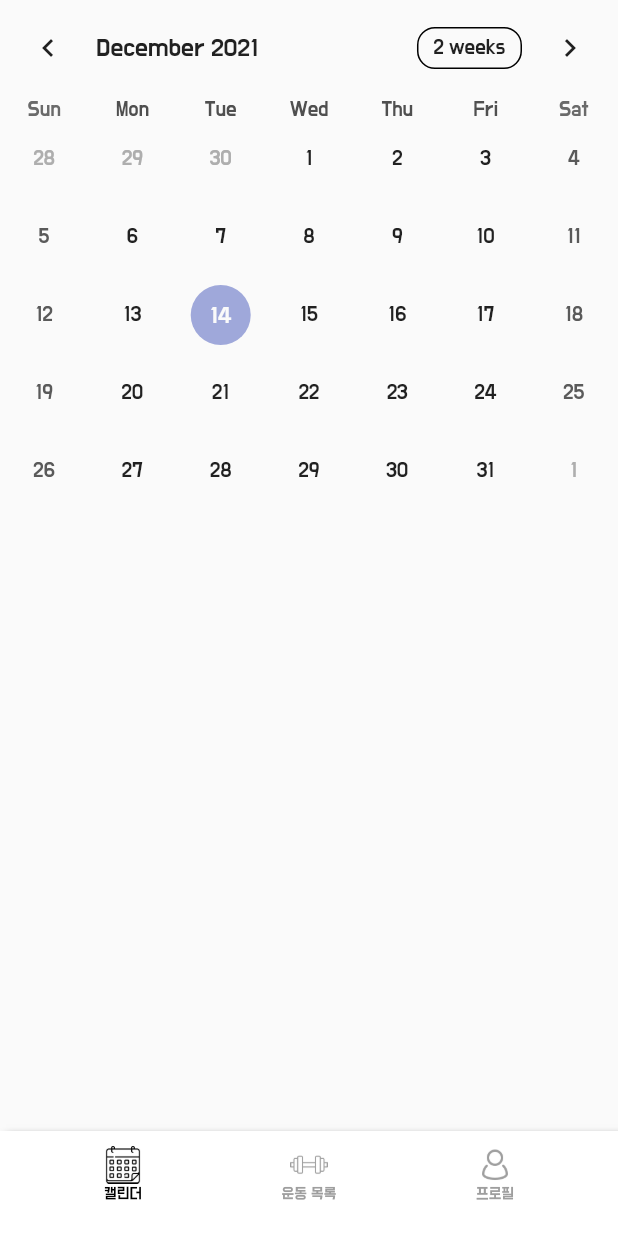
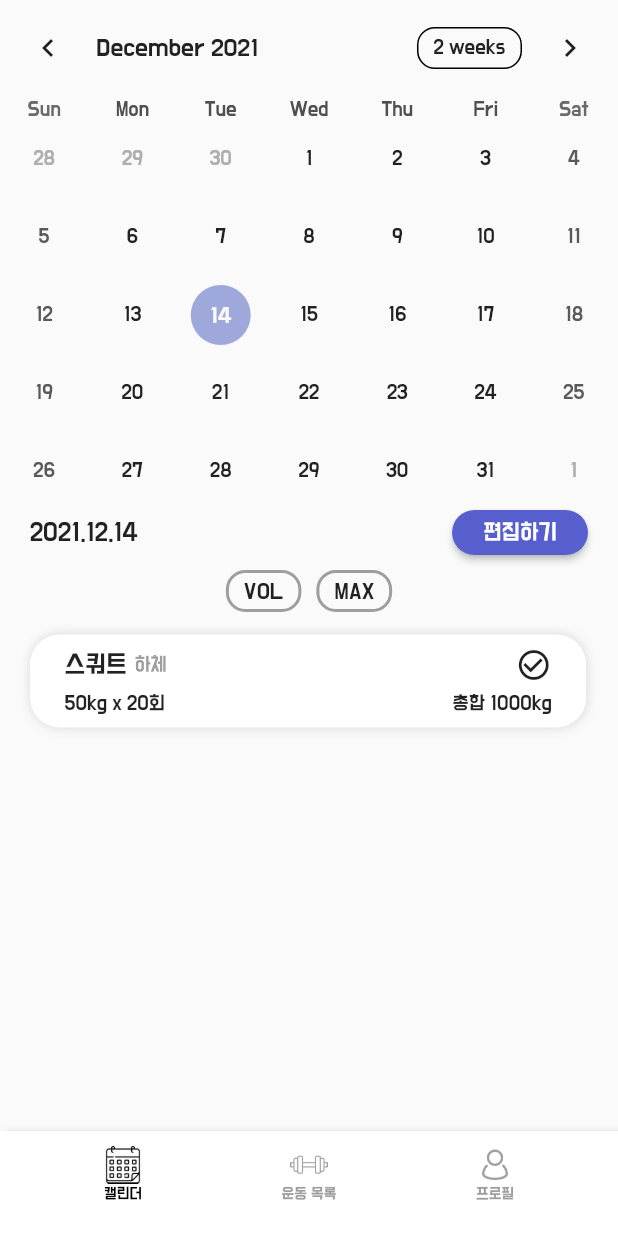
Before and after one commit to 812jay/stronger, a Flutter app: the screen it shows after launch, on a phone screen of 412 x 824 dp. Run offline on Flutter 3.47's test engine with Material 2 defaults, Android fonts, the phone set to English and light mode, and no system bars; drawn by our look-alikes of table_calendar.

Commit message:
workouts_calendar workout목록 임시구현

```diff
--- a/lib/views/workouts_calendar/workouts_calendar.dart
+++ b/lib/views/workouts_calendar/workouts_calendar.dart
@@ -1,5 +1,8 @@
 import 'package:flutter/material.dart';
+import 'package:stronger/utils/define.dart';
 import 'package:stronger/widgets/common/common_button.dart';
+import 'package:stronger/widgets/common/common_card.dart';
+import 'package:stronger/widgets/common/common_small_button.dart';
 import 'package:table_calendar/table_calendar.dart';
 
 class WorkoutsCalendar extends StatelessWidget {
@@ -18,11 +21,127 @@ class WorkoutsCalendar extends StatelessWidget {
     return Scaffold(
       body: SafeArea(
         child: Column(
+          crossAxisAlignment: CrossAxisAlignment.start,
           children: [
             TableCalendar(
               firstDay: DateTime(1980),
               lastDay: DateTime(2060),
               focusedDay: selectedDay,
+            ),
+            Padding(
+              padding: const EdgeInsets.symmetric(horizontal: 20.0),
+              child: Column(
+                crossAxisAlignment: CrossAxisAlignment.start,
+                children: [
+                  Row(
+                    mainAxisAlignment: MainAxisAlignment.spaceBetween,
+                    children: [
+                      const Text(
+                        '2021.12.14',
+                        style: TextStyle(fontSize: 18),
+                      ),
+                      // SizedBox(
+                      //   height: 30,
+                      //   child: ElevatedButton(
+                      //     onPressed: () {},
+                      //     style: ElevatedButton.styleFrom(
+                      //       primary: ColorsStronger.primaryBG,
+                      //       shape: RoundedRectangleBorder(
+                      //         borderRadius: BorderRadius.circular(20),
+                      //       ),
+                      //     ),
+                      //     child: const Text('편집하기'),
+                      //   ),
+                      // ),//편집하기 버튼
+                      CommonSmallButton(onTap: () {}, buttonText: '편집하기'),
+                    ],
+                  ),
+                  SizedBox(
+                    height: 10,
+                  ),
+                  Row(
+                    mainAxisAlignment: MainAxisAlignment.center,
+                    children: [
+                      Container(
+                        padding: EdgeInsets.symmetric(
+                          horizontal: 10.0,
+                          vertical: 2.0,
+                        ),
+                        decoration: BoxDecoration(
+                            border: Border.all(
+                              width: 2.0,
+                              color: ColorsStronger.lightGrey,
+                            ),
+                            borderRadius: BorderRadius.circular(13.0)),
+                        child: Text(
+                          'VOL',
+                          style: TextStyle(fontSize: 16.0),
+                        ),
+                      ),
+                      SizedBox(width: 10.0),
+                      Container(
+                        padding: EdgeInsets.symmetric(
+                          horizontal: 10.0,
+                          vertical: 2.0,
+                        ),
+                        decoration: BoxDecoration(
+                            border: Border.all(
+                              width: 2.0,
+                              color: ColorsStronger.lightGrey,
+                            ),
+                            borderRadius: BorderRadius.circular(13.0)),
+                        child: Text(
+                          'MAX',
+                          style: TextStyle(fontSize: 16.0),
+                        ),
+                      ),
+                    ],
+                  ), // Vol, Max
+                  SizedBox(
+                    height: 15,
+                  ),
+                  CommonCard(
+                    child: Padding(
+                      padding: const EdgeInsets.all(8.0),
+                      child: Column(
+                        children: [
+                          Row(
+                            mainAxisAlignment: MainAxisAlignment.spaceBetween,
+                            children: [
+                              Row(
+                                children: [
+                                  Text(
+                                    '스쿼트',
+                                    style: TextStyle(fontSize: 18),
+                                  ),
+                                  SizedBox(
+                                    width: 5,
+                                  ),
+                                  Text(
+                                    '하체',
+                                    style: TextStyle(
+                                      color: ColorsStronger.lightGrey,
+                                    ),
+                                  ),
+                                ],
+                              ),
+                              Icon(Icons.check_circle_outline),
+                            ],
+                          ),
+                          SizedBox(
+                            height: 5,
+                          ),
+                          Row(
+                            mainAxisAlignment: MainAxisAlignment.spaceBetween,
+                            children: [Text('50kg x 20회'), Text('총합 1000kg')],
+                          ),
+                        ],
+                      ),
+                    ),
+                    height: 62,
+                  ),
+                ],
+              ),
             ),
           ],
         ),
--- a/lib/widgets/common/common_card.dart
+++ b/lib/widgets/common/common_card.dart
@@ -5,18 +5,20 @@ class CommonCard extends StatelessWidget {
   const CommonCard({
     required this.child,
     this.cardColor = Colors.white,
+    this.height = 50,
     Key? key,
   }) : super(key: key);
 
   final Widget child;
   final Color cardColor;
+  final double height;
 
   @override
   Widget build(BuildContext context) {
     final double width = MediaQuery.of(context).size.width;
     return Container(
       width: width * 0.9,
-      height: 50,
+      height: height,
       padding: const EdgeInsets.symmetric(horizontal: 15),
       decoration: BoxDecoration(
         color: Colors.white,
--- /dev/null
+++ b/lib/widgets/common/common_small_button.dart
@@ -0,0 +1,44 @@
+import 'package:flutter/material.dart';
+import 'package:stronger/utils/define.dart';
+
+class CommonSmallButton extends StatelessWidget {
+  const CommonSmallButton({
+    required this.onTap,
+    required this.buttonText,
+    this.buttonColor = ColorsStronger.primaryBG,
+    this.widthRatio = 0.22,
+    this.height = 30,
+    Key? key,
+  }) : super(key: key);
+
+  final VoidCallback onTap;
+  final String buttonText;
+  final Color buttonColor;
+  final double widthRatio;
+  final double height;
+
+  @override
+  Widget build(BuildContext context) {
+    final double width = MediaQuery.of(context).size.width;
+    return SizedBox(
+      width: width * widthRatio,
+      height: height,
+      child: ElevatedButton(
+        style: ElevatedButton.styleFrom(
+          primary: ColorsStronger.primaryBG,
+          shape: RoundedRectangleBorder(
+            borderRadius: BorderRadius.circular(20),
+          ),
+        ),
+        onPressed: onTap,
+        child: Text(
+          buttonText,
+          style: const TextStyle(
+            color: Colors.white,
+            fontSize: 16,
+          ),
+        ),
+      ),
+    );
+  }
+}
```
